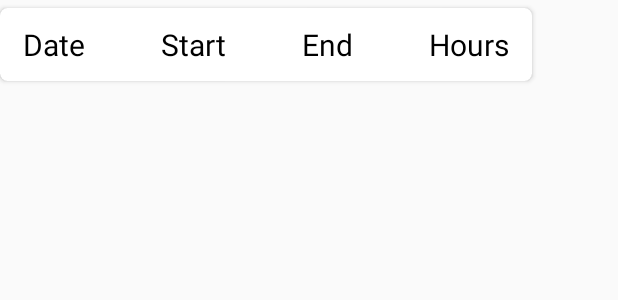
After one commit to TudorStefanC/AndroidWorkLog, an Android app: the layout list_shifts.xml on its own in the app's theme, with its tools: preview values and no code run, on a phone screen of 412 x 824 dp. The commit adds this screen. Shown: the top 300 px of the screen. Run offline under Robolectric (Android 15) with nearby library versions, the light colour scheme and no system bars.

Commit message:
changes to the FAB (Floating Action Bar) design

```diff
--- a/app/src/main/java/com/tudor/TudorLog/ViewActivity.java
+++ b/app/src/main/java/com/tudor/TudorLog/ViewActivity.java
@@ -1,5 +1,6 @@
 package com.tudor.TudorLog;
 
+import android.arch.persistence.room.Room;
 import android.content.Intent;
 import android.support.design.widget.FloatingActionButton;
 import android.support.v7.app.AppCompatActivity;
@@ -16,16 +17,19 @@ public class ViewActivity extends AppCompatActivity {
     private RecyclerView myRecyclerView;
     private RecyclerView.Adapter myAdapter;
     private RecyclerView.LayoutManager myLayoutManager;
+    public static AppDatabase myAppDatabase;
     @Override
     protected void onCreate(Bundle savedInstanceState) {
         super.onCreate(savedInstanceState);
         setContentView(R.layout.activity_view);
 
+        //Implements the toolbar
         Toolbar mToolbar;
         mToolbar = findViewById(R.id.toolbar);
         mToolbar.setTitle("View shifts");
         mToolbar.setSubtitle("DATE                  START                END                  HOURS");
 
+        //implements the Floating Action Bar
         FloatingActionButton fab = findViewById(R.id.fab);
         fab.setOnClickListener(new View.OnClickListener() {
             @Override
@@ -33,6 +37,8 @@ public class ViewActivity extends AppCompatActivity {
                 showAddActivity();
             }
         });
+
+        myAppDatabase = Room.databaseBuilder(getApplicationContext(),AppDatabase.class, "database-name").allowMainThreadQueries().build();
 
         ArrayList<ShiftsItem> shifts_list = new ArrayList<>();
         shifts_list.add(new ShiftsItem("Date1", "Start1", "End1", "Hours1"));
--- /dev/null
+++ b/app/src/main/res/drawable/ic_add_white_24dp.xml
@@ -0,0 +1,5 @@
+<vector android:height="56dp" android:tint="#FFFFFF"
+    android:viewportHeight="24.0" android:viewportWidth="24.0"
+    android:width="56dp" xmlns:android="http://schemas.android.com/apk/res/android">
+    <path android:fillColor="#FF000000" android:pathData="M19,13h-6v6h-2v-6H5v-2h6V5h2v6h6v2z"/>
+</vector>
--- a/app/src/main/res/layout/activity_view.xml
+++ b/app/src/main/res/layout/activity_view.xml
@@ -33,10 +33,7 @@
         android:layout_height="wrap_content"
         android:layout_gravity="end|bottom"
         android:layout_margin="16dp"
-        android:layout_marginStart="8dp"
-        android:layout_marginEnd="8dp"
-        android:layout_marginBottom="8dp"
-        android:src="@drawable/ic_add_circle_outline_24dp"
+        android:src="@drawable/ic_add_white_24dp"
         app:fabSize="normal"
         app:layout_constraintBottom_toBottomOf="parent"
         app:layout_constraintEnd_toEndOf="parent"
--- /dev/null
+++ b/app/src/main/res/layout/list_shifts.xml
@@ -0,0 +1,67 @@
+<?xml version="1.0" encoding="utf-8"?>
+<android.support.v7.widget.CardView xmlns:android="http://schemas.android.com/apk/res/android"
+    xmlns:app="http://schemas.android.com/apk/res-auto"
+    android:layout_width="wrap_content"
+    android:layout_height="wrap_content"
+    android:layout_marginTop="5dp"
+    android:layout_marginBottom="5dp"
+    app:cardCornerRadius="5dp">
+
+    <RelativeLayout
+        android:layout_width="wrap_content"
+        android:layout_height="wrap_content"
+        android:layout_margin="5dp">
+
+        <TextView
+            android:id="@+id/tvDate"
+            android:layout_width="wrap_content"
+            android:layout_height="wrap_content"
+            android:paddingStart="10dp"
+            android:paddingTop="5dp"
+            android:paddingEnd="25dp"
+            android:paddingBottom="5dp"
+            android:text="@string/date"
+            android:textColor="@android:color/primary_text_light"
+            android:textSize="20sp" />
+
+        <TextView
+            android:id="@+id/tvStart"
+            android:layout_width="wrap_content"
+            android:layout_height="wrap_content"
+            android:layout_toEndOf="@+id/tvDate"
+            android:paddingStart="25dp"
+            android:paddingTop="5dp"
+            android:paddingEnd="25dp"
+            android:paddingBottom="5dp"
+            android:text="@string/start"
+            android:textColor="@android:color/primary_text_light"
+            android:textSize="20sp" />
+
+        <TextView
+            android:id="@+id/tvEnd"
+            android:layout_width="wrap_content"
+            android:layout_height="wrap_content"
+            android:layout_toEndOf="@+id/tvStart"
+            android:paddingStart="25dp"
+            android:paddingTop="5dp"
+            android:paddingEnd="25dp"
+            android:paddingBottom="5dp"
+            android:text="@string/end"
+            android:textColor="@android:color/primary_text_light"
+            android:textSize="20sp" />
+
+        <TextView
+            android:id="@+id/tvHours"
+            android:layout_width="wrap_content"
+            android:layout_height="wrap_content"
+            android:layout_toEndOf="@+id/tvEnd"
+            android:paddingStart="25dp"
+            android:paddingTop="5dp"
+            android:paddingEnd="10dp"
+            android:paddingBottom="5dp"
+            android:text="@string/hours"
+            android:textColor="@android:color/primary_text_light"
+            android:textSize="20sp" />
+    </RelativeLayout>
+
+</android.support.v7.widget.CardView>
```
Also changed, not shown: app/src/main/java/com/tudor/TudorLog/MyShiftsAdapter.java (added, +56 -0 lines), app/src/main/java/com/tudor/TudorLog/ShiftsItem.java (added, +47 -0 lines), app/src/main/res/drawable/ic_view_shifts.xml (+11 -4 lines).
